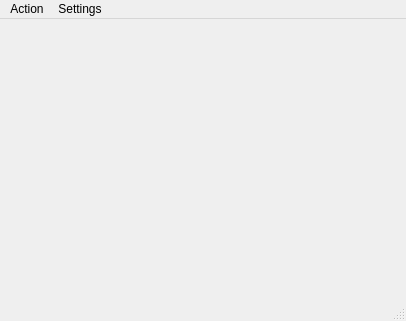
HJCMS/qx11grab, file src/qx11grabmain.ui: the form before one commit.
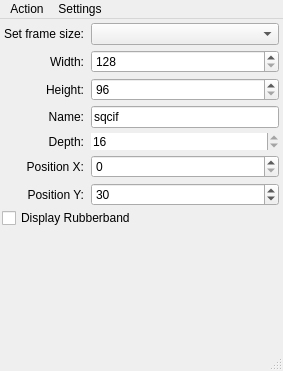
The form after the commit. Icons and pictures are not drawn. Custom widgets are drawn as their Qt base class.

What changed in the file:
```diff
--- a/src/qx11grabmain.ui
+++ b/src/qx11grabmain.ui
@@ -5,8 +5,8 @@
    <rect>
     <x>0</x>
     <y>0</y>
-    <width>406</width>
-    <height>321</height>
+    <width>283</width>
+    <height>371</height>
    </rect>
   </property>
   <property name="windowTitle" >
@@ -16,13 +16,222 @@
    <iconset resource="qx11grab.qrc" >
     <normaloff>:/images/qx11grab.png</normaloff>:/images/qx11grab.png</iconset>
   </property>
-  <widget class="QWidget" name="centralwidget" />
+  <widget class="QWidget" name="centralwidget" >
+   <layout class="QVBoxLayout" name="verticalLayout" >
+    <item>
+     <layout class="QGridLayout" name="gridLayout" >
+      <property name="margin" >
+       <number>2</number>
+      </property>
+      <property name="spacing" >
+       <number>5</number>
+      </property>
+      <item row="0" column="0" >
+       <widget class="QLabel" name="label" >
+        <property name="text" >
+         <string>Set frame size:</string>
+        </property>
+        <property name="alignment" >
+         <set>Qt::AlignRight|Qt::AlignTrailing|Qt::AlignVCenter</set>
+        </property>
+        <property name="indent" >
+         <number>2</number>
+        </property>
+       </widget>
+      </item>
+      <item row="0" column="1" >
+       <widget class="ScreenComboBox" name="screenComboBox" />
+      </item>
+      <item row="1" column="0" >
+       <widget class="QLabel" name="label_2" >
+        <property name="text" >
+         <string>Width:</string>
+        </property>
+        <property name="alignment" >
+         <set>Qt::AlignRight|Qt::AlignTrailing|Qt::AlignVCenter</set>
+        </property>
+        <property name="indent" >
+         <number>2</number>
+        </property>
+       </widget>
+      </item>
+      <item row="1" column="1" >
+       <widget class="QSpinBox" name="setWidthBox" >
+        <property name="minimum" >
+         <number>128</number>
+        </property>
+        <property name="maximum" >
+         <number>7680</number>
+        </property>
+       </widget>
+      </item>
+      <item row="2" column="0" >
+       <widget class="QLabel" name="label_3" >
+        <property name="text" >
+         <string>Height:</string>
+        </property>
+        <property name="alignment" >
+         <set>Qt::AlignRight|Qt::AlignTrailing|Qt::AlignVCenter</set>
+        </property>
+        <property name="indent" >
+         <number>2</number>
+        </property>
+       </widget>
+      </item>
+      <item row="2" column="1" >
+       <widget class="QSpinBox" name="setHeightBox" >
+        <property name="minimum" >
+         <number>96</number>
+        </property>
+        <property name="maximum" >
+         <number>4800</number>
+        </property>
+       </widget>
+      </item>
+      <item row="3" column="0" >
+       <widget class="QLabel" name="label_4" >
+        <property name="text" >
+         <string>Name:</string>
+        </property>
+        <property name="alignment" >
+         <set>Qt::AlignRight|Qt::AlignTrailing|Qt::AlignVCenter</set>
+        </property>
+        <property name="indent" >
+         <number>2</number>
+        </property>
+       </widget>
+      </item>
+      <item row="3" column="1" >
+       <widget class="QLineEdit" name="setModeName" >
+        <property name="text" >
+         <string>sqcif</string>
+        </property>
+       </widget>
+      </item>
+      <item row="4" column="0" >
+       <widget class="QLabel" name="label_5" >
+        <property name="text" >
+         <string>Depth:</string>
+        </property>
+        <property name="alignment" >
+         <set>Qt::AlignRight|Qt::AlignTrailing|Qt::AlignVCenter</set>
+        </property>
+        <property name="indent" >
+         <number>2</number>
+        </property>
+       </widget>
+      </item>
+      <item row="4" column="1" >
+       <widget class="QSpinBox" name="setDepthBox" >
+        <property name="contextMenuPolicy" >
+         <enum>Qt::NoContextMenu</enum>
+        </property>
+        <property name="toolTip" >
+         <string>read only</string>
+        </property>
+        <property name="statusTip" >
+         <string>read only</string>
+        </property>
+        <property name="frame" >
+         <bool>false</bool>
+        </property>
+        <property name="readOnly" >
+         <bool>true</bool>
+        </property>
+        <property name="keyboardTracking" >
+         <bool>false</bool>
+        </property>
+        <property name="minimum" >
+         <number>8</number>
+        </property>
+        <property name="maximum" >
+         <number>36</number>
+        </property>
+        <property name="value" >
+         <number>16</number>
+        </property>
+       </widget>
+      </item>
+      <item row="5" column="0" >
+       <widget class="QLabel" name="label_6" >
+        <property name="text" >
+         <string>Position X:</string>
+        </property>
+        <property name="alignment" >
+         <set>Qt::AlignRight|Qt::AlignTrailing|Qt::AlignVCenter</set>
+        </property>
+        <property name="indent" >
+         <number>2</number>
+        </property>
+       </widget>
+      </item>
+      <item row="5" column="1" >
+       <widget class="QSpinBox" name="setXBox" >
+        <property name="maximum" >
+         <number>7680</number>
+        </property>
+       </widget>
+      </item>
+      <item row="6" column="0" >
+       <widget class="QLabel" name="label_7" >
+        <property name="text" >
+         <string>Position Y:</string>
+        </property>
+        <property name="alignment" >
+         <set>Qt::AlignRight|Qt::AlignTrailing|Qt::AlignVCenter</set>
+        </property>
+        <property name="indent" >
+         <number>2</number>
+        </property>
+       </widget>
+      </item>
+      <item row="6" column="1" >
+       <widget class="QSpinBox" name="setYBox" >
+        <property name="maximum" >
+         <number>4800</number>
+        </property>
+        <property name="value" >
+         <number>30</number>
+        </property>
+       </widget>
+      </item>
+     </layout>
+    </item>
+    <item>
+     <widget class="QCheckBox" name="showRubberband" >
+      <property name="text" >
+       <string>Display Rubberband</string>
+      </property>
+     </widget>
+    </item>
+    <item>
+     <widget class="QDialogButtonBox" name="buttonBox" >
+      <property name="standardButtons" >
+       <set>QDialogButtonBox::NoButton</set>
+      </property>
+     </widget>
+    </item>
+    <item>
+     <spacer name="verticalSpacer" >
+      <property name="orientation" >
+       <enum>Qt::Vertical</enum>
+      </property>
+      <property name="sizeHint" stdset="0" >
+       <size>
+        <width>20</width>
+        <height>17</height>
+       </size>
+      </property>
+     </spacer>
+    </item>
+   </layout>
+  </widget>
   <widget class="QMenuBar" name="menubar" >
    <property name="geometry" >
     <rect>
      <x>0</x>
      <y>0</y>
-     <width>406</width>
+     <width>283</width>
      <height>33</height>
     </rect>
    </property>
@@ -41,6 +250,14 @@
   </widget>
   <widget class="QStatusBar" name="statusbar" />
  </widget>
+ <layoutdefault spacing="0" margin="2" />
+ <customwidgets>
+  <customwidget>
+   <class>ScreenComboBox</class>
+   <extends>QComboBox</extends>
+   <header>screencombobox.h</header>
+  </customwidget>
+ </customwidgets>
  <resources>
   <include location="qx11grab.qrc" />
  </resources>
```
Left out of the diff: 46 changed lines with no effect on the pictures.
